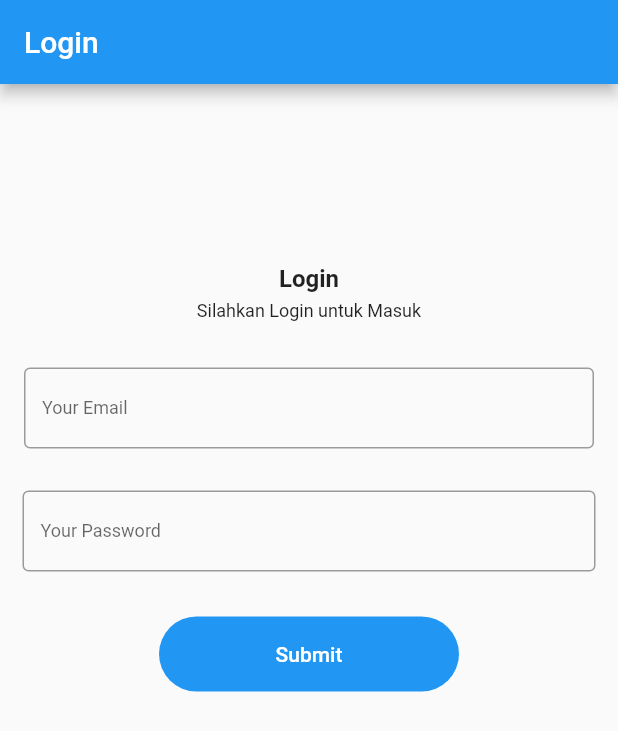
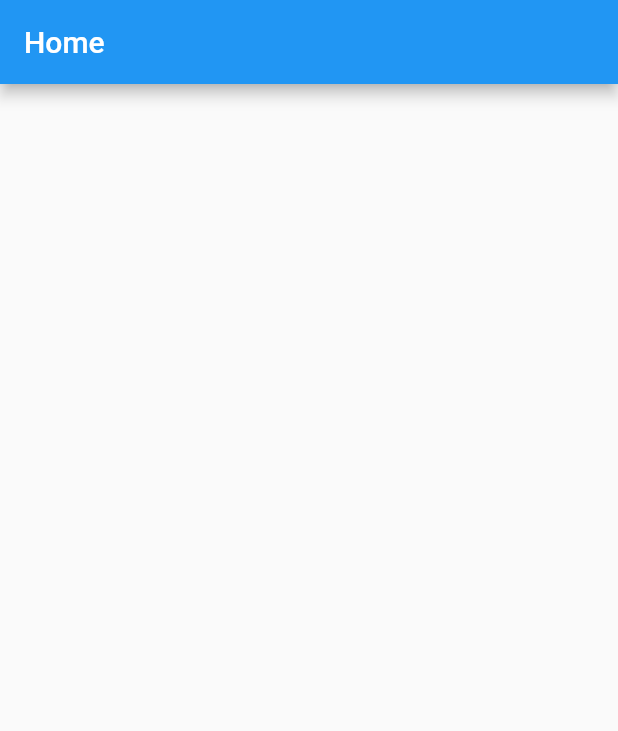
Before and after one commit to faizurazadri23/proyek_akhir_flutter, a Flutter app: the screen it shows after launch, after a tap on "Submit", on a phone screen of 412 x 824 dp. Shown: the top 731 px of the screen. Run offline on Flutter 3.47's test engine with Material 2 defaults, Android fonts, the phone set to English and light mode, and no system bars.

Commit message:
add home and login screen

```diff
--- /dev/null
+++ b/lib/home.dart
@@ -0,0 +1,21 @@
+import 'package:flutter/material.dart';
+
+class HomeScreen extends StatelessWidget {
+  const HomeScreen({Key? key}) : super(key: key);
+
+  @override
+  Widget build(BuildContext context) {
+    // TODO: implement build
+    return Scaffold(
+      appBar: AppBar(
+        automaticallyImplyLeading: false,
+        title: const Text('Home'),
+      ),
+      body: Card(
+        child: Row(
+          crossAxisAlignment: CrossAxisAlignment.start,
+        ),
+      ),
+    );
+  }
+}
--- /dev/null
+++ b/lib/login.dart
@@ -0,0 +1,106 @@
+import 'package:flutter/material.dart';
+import 'package:proyek_akhir_flutter/home.dart';
+
+class Login extends StatelessWidget {
+  const Login({super.key});
+
+  // This widget is the root of your application.
+  @override
+  Widget build(BuildContext context) {
+    return MaterialApp(
+      title: 'Flutter Demo',
+      theme: ThemeData(
+        primarySwatch: Colors.blue,
+      ),
+      home: LoginScreen(),
+    );
+  }
+}
+
+class LoginScreen extends StatelessWidget {
+  String _name = '';
+  bool _isObscured = true;
+  // This widget is the root of your application.
+  @override
+  Widget build(BuildContext context) {
+    return Scaffold(
+      appBar: AppBar(
+        automaticallyImplyLeading: false, //menghilangkan tombol kembali
+        title: Text('Login'),
+      ),
+      body: SafeArea(
+        child: Column(
+          crossAxisAlignment: CrossAxisAlignment.stretch,
+          children: <Widget>[
+            Container(
+              margin: const EdgeInsets.only(top: 120.0),
+              child: const Text(
+                'Login',
+                textAlign: TextAlign.center,
+                style: TextStyle(fontSize: 16, fontWeight: FontWeight.bold),
+              ),
+            ),
+            Container(
+              margin: const EdgeInsets.only(top: 5.0),
+              child: const Text(
+                'Silahkan Login untuk Masuk',
+                textAlign: TextAlign.center,
+                style: TextStyle(fontSize: 12),
+              ),
+            ),
+            Container(
+                margin: const EdgeInsets.only(top: 15.0),
+                padding: const EdgeInsets.all(16.0),
+                child: Column(
+                  children: [
+                    TextField(
+                      decoration: const InputDecoration(
+                          hintText: 'Write your email...',
+                          labelText: 'Your Email',
+                          border: OutlineInputBorder()),
+                      keyboardType: TextInputType.emailAddress,
+                      style: const TextStyle(fontSize: 12),
+                      onChanged: (String value) {},
+                    )
+                  ],
+                )),
+            Container(
+                margin: const EdgeInsets.only(top: 12.0),
+                padding: const EdgeInsets.only(right: 15.0, left: 15.0),
+                child: Column(
+                  children: [
+                    TextField(
+                      decoration: const InputDecoration(
+                          hintText: 'Write your password...',
+                          labelText: 'Your Password',
+                          border: OutlineInputBorder()),
+                      keyboardType: TextInputType.text,
+                      obscureText: _isObscured,
+                      style: const TextStyle(fontSize: 12),
+                      onChanged: (String value) {},
+                    )
+                  ],
+                )),
+            const SizedBox(height: 30),
+            Container(
+              child: Column(
+                children: [
+                  FilledButton(
+                    onPressed: () {
+                      Navigator.push(context,
+                          MaterialPageRoute(builder: (context) {
+                        return const HomeScreen();
+                      }));
+                    },
+                    child: const Text('Submit'),
+                    style: FilledButton.styleFrom(minimumSize: Size(200, 50)),
+                  )
+                ],
+              ),
+            )
+          ],
+        ),
+      ),
+    );
+  }
+}
--- a/lib/main.dart
+++ b/lib/main.dart
@@ -1,4 +1,7 @@
 import 'package:flutter/material.dart';
+import 'package:proyek_akhir_flutter/home.dart';
+import 'package:proyek_akhir_flutter/login.dart';
+import 'package:proyek_akhir_flutter/splashscreen.dart';
 
 void main() {
   runApp(const MyApp());
@@ -11,91 +14,14 @@ class MyApp extends StatelessWidget {
   @override
   Widget build(BuildContext context) {
     return MaterialApp(
-      title: 'Flutter Demo',
-      theme: ThemeData(
-        primarySwatch: Colors.blue,
-      ),
-      home: LoginScreen(),
+      title: 'TokoKu',
+      debugShowCheckedModeBanner: false, //menghilangkan banner "debug"
+      theme: ThemeData(primarySwatch: Colors.blue),
+      home: SplashScreen(),
+      routes: {
+        '/login': (context) => LoginScreen(),
+        '/home': (context) => HomeScreen()
+      },
     );
   }
 }
-
-class LoginScreen extends StatelessWidget {
-  String _name = '';
-  // This widget is the root of your application.
-  @override
-  Widget build(BuildContext context) {
-    return Scaffold(
-      appBar: AppBar(
-        title: Text('Login'),
-      ),
-      body: SafeArea(
-        child: Column(
-          crossAxisAlignment: CrossAxisAlignment.stretch,
-          children: <Widget>[
-            Container(
-              margin: const EdgeInsets.only(top: 120.0),
-              child: const Text(
-                'Login',
-                textAlign: TextAlign.center,
-                style: TextStyle(fontSize: 16, fontWeight: FontWeight.bold),
-              ),
-            ),
-            Container(
-              margin: const EdgeInsets.only(top: 5.0),
-              child: const Text(
-                'Silahkan Login untuk Masuk',
-                textAlign: TextAlign.center,
-                style: TextStyle(fontSize: 12),
-              ),
-            ),
-            Container(
-                margin: const EdgeInsets.only(top: 15.0),
-                padding: const EdgeInsets.all(16.0),
-                child: Column(
-                  children: [
-                    TextField(
-                      decoration: const InputDecoration(
-                          hintText: 'Write your email...',
-                          labelText: 'Your Email',
-                          border: OutlineInputBorder()),
-                      keyboardType: TextInputType.emailAddress,
-                      style: const TextStyle(fontSize: 12),
-                      onChanged: (String value) {},
-                    )
-                  ],
-                )),
-            Container(
-                margin: const EdgeInsets.only(top: 12.0),
-                padding: const EdgeInsets.only(right: 15.0, left: 15.0),
-                child: Column(
-                  children: [
-                    TextField(
-                      decoration: const InputDecoration(
-                          hintText: 'Write your password...',
-                          labelText: 'Your Password',
-                          border: OutlineInputBorder()),
-                      keyboardType: TextInputType.visiblePassword,
-                      style: const TextStyle(fontSize: 12),
-                      onChanged: (String value) {},
-                    )
-                  ],
-                )),
-            const SizedBox(height: 30),
-            Container(
-              child: Column(
-                children: [
-                  FilledButton(
-                    onPressed: () {},
-                    child: const Text('Submit'),
-                    style: FilledButton.styleFrom(minimumSize: Size(200, 50)),
-                  )
-                ],
-              ),
-            )
-          ],
-        ),
-      ),
-    );
-  }
-}
--- /dev/null
+++ b/lib/splashscreen.dart
@@ -0,0 +1,30 @@
+import 'dart:async';
+import 'package:flutter/material.dart';
+
+class SplashScreen extends StatefulWidget {
+  @override
+  _SplashScreenState createState() => _SplashScreenState();
+}
+
+class _SplashScreenState extends State<SplashScreen> {
+  @override
+  void initState() {
+    super.initState();
+    _navigateToHome(); // Pindah ke halaman utama aplikasi setelah 2 detik
+  }
+
+  void _navigateToHome() {
+    Timer(
+      Duration(seconds: 2),
+      () => Navigator.of(context).pushReplacementNamed('/login'),
+    );
+  }
+
+  @override
+  Widget build(BuildContext context) {
+    return Scaffold(
+      backgroundColor: Colors.white,
+      body: Center(child: Text('TokoKu')),
+    );
+  }
+}
```
